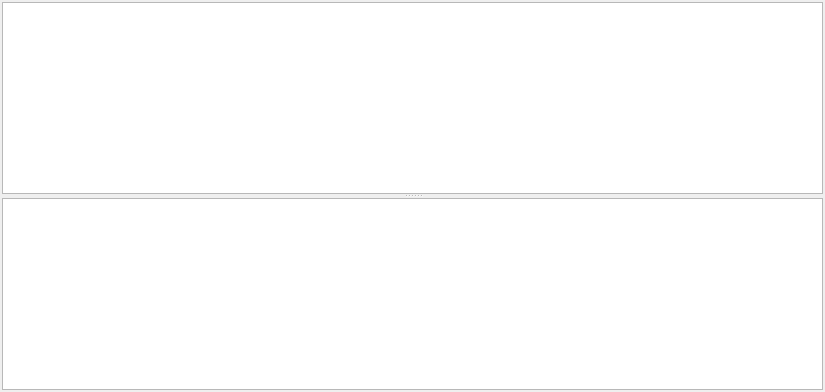
kyleboyle/not1mm, file not1mm/data/logwindow.ui: the form before one commit.
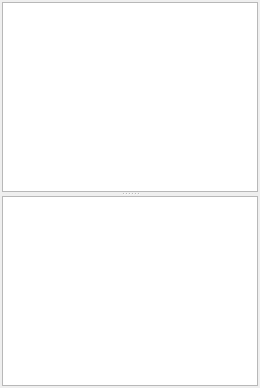
The form after the commit.

```diff
--- a/not1mm/data/logwindow.ui
+++ b/not1mm/data/logwindow.ui
@@ -1,18 +1,11 @@
 <?xml version="1.0" encoding="UTF-8"?>
 <ui version="4.0">
  <class>LogWindow</class>
- <widget class="QWidget" name="LogWindow">
-  <property name="geometry">
-   <rect>
-    <x>0</x>
-    <y>0</y>
-    <width>825</width>
-    <height>392</height>
-   </rect>
-  </property>
+ <widget class="QDockWidget" name="LogWindow">
   <property name="windowTitle">
    <string>QSO Logs</string>
   </property>
+  <widget class="QWidget">
   <layout class="QVBoxLayout" name="verticalLayout">
    <property name="margin" stdset="0">
     <number>2</number>
@@ -22,18 +15,12 @@
      <property name="orientation">
       <enum>Qt::Vertical</enum>
      </property>
-     <widget class="QTableWidget" name="generalLog">
-      <property name="font">
-       <font/>
-      </property>
+     <widget class="QTableView" name="qsoTable">
       <property name="focusPolicy">
        <enum>Qt::ClickFocus</enum>
       </property>
      </widget>
-     <widget class="QTableWidget" name="focusedLog">
-      <property name="font">
-       <font/>
-      </property>
+     <widget class="QTableView" name="stationHistoryTable">
       <property name="focusPolicy">
        <enum>Qt::ClickFocus</enum>
       </property>
@@ -41,6 +28,7 @@
     </widget>
    </item>
   </layout>
+ </widget>
  </widget>
  <resources/>
  <connections/>
```
